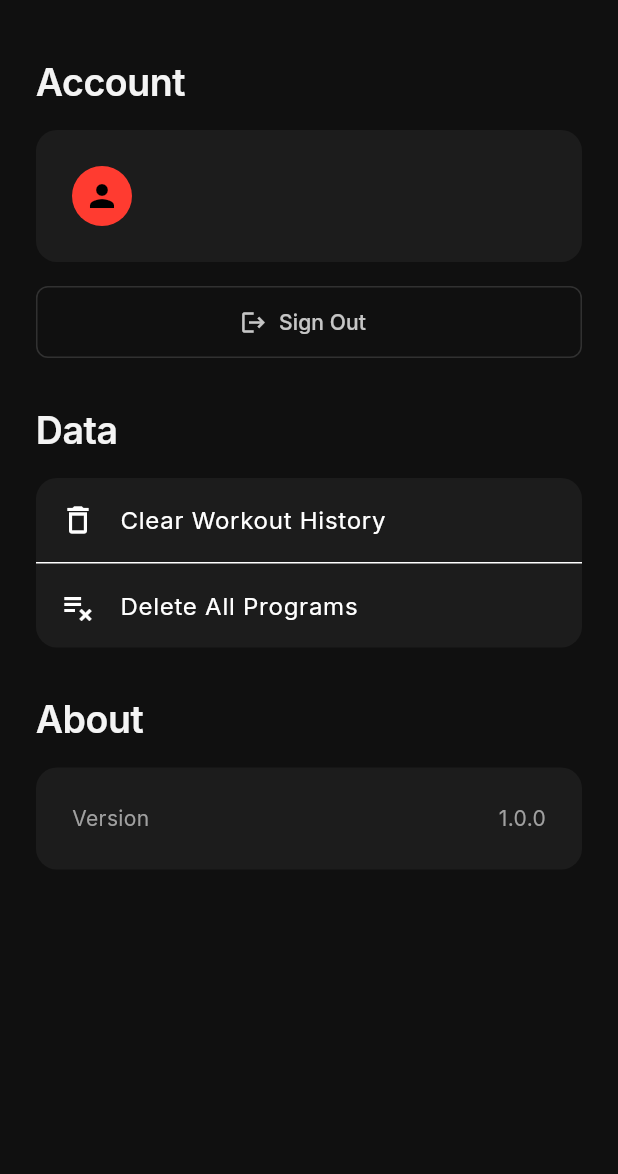
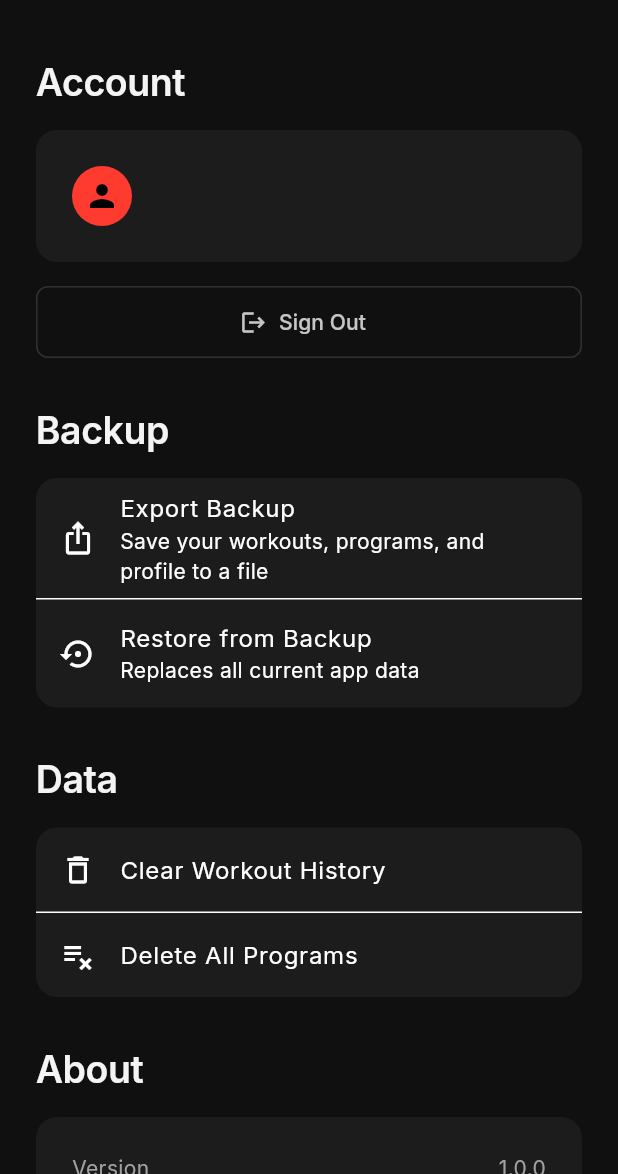
Before and after one commit to aydinmamedov004-debug/muscle-up, a Flutter app: the SettingsScreen screen opened directly, on a phone screen of 412 x 824 dp, the part 62-1236 px from its top. Run offline on Flutter 3.47's test engine with Material 3 defaults, Android fonts, the phone set to English and light mode, and no system bars; our stand-ins replace file_picker, firebase_ai, firebase_auth, firebase_core, fl_chart, flutter_riverpod and 4 more; accounts and stored records are empty.

Commit message:
Add local backup export/import
The app has no cloud sync for workout data, so a reinstall or new
device currently means losing all history. Adds a manual JSON
export/import in Settings as a stopgap:

- BackupService serializes workout history, programs, custom
  exercises, and profile to a versioned JSON file and shares it via
  the OS share sheet; restore validates the file before touching any
  existing data and re-links the active program by name rather than
  by raw Hive key.
- Settings screen gets an Export Backup / Restore from Backup section
  ahead of the existing destructive actions.
- Covered by backup_service_test.dart (round-trip, active-program
  relinking, and rejection of invalid/corrupt files).

```diff
--- /dev/null
+++ b/lib/data/local/backup_service.dart
@@ -0,0 +1,263 @@
+import 'dart:convert';
+import 'dart:io';
+
+import 'package:path_provider/path_provider.dart';
+import 'package:share_plus/share_plus.dart';
+
+import '../../models/storage/custom_exercise.dart';
+import '../../models/storage/exercise_history.dart';
+import '../../models/storage/set_history.dart';
+import '../../models/storage/stored_exercise_template.dart';
+import '../../models/storage/stored_workout_program.dart';
+import '../../models/storage/user_profile.dart';
+import '../../models/storage/workout_history.dart';
+import 'hive_service.dart';
+
+const _backupVersion = 1;
+const _activeProgramKeyField = 'activeProgramKey';
+
+/// Thrown when a file the user picked for restore isn't a valid Muscle Up
+/// backup. The message is safe to show directly to the user.
+class BackupImportException implements Exception {
+  final String message;
+
+  BackupImportException(this.message);
+
+  @override
+  String toString() => message;
+}
+
+/// Exports all local app data (workout history, programs, custom exercises,
+/// profile) to a single JSON file and restores it back, since the app has no
+/// cloud sync — this is the only thing standing between a user and losing
+/// everything on reinstall or a new device.
+class BackupService {
+  /// Builds the backup JSON string from current local data. Split out from
+  /// [exportBackup] so the payload logic can be unit-tested without the
+  /// platform channels `share_plus`/`path_provider` need at runtime.
+  String buildBackupJson() {
+    final payload = _buildPayload();
+    return const JsonEncoder.withIndent('  ').convert(payload);
+  }
+
+  Future<void> exportBackup() async {
+    final json = buildBackupJson();
+
+    final dir = await getTemporaryDirectory();
+    final stamp = DateTime.now().toIso8601String().replaceAll(
+      RegExp(r'[:.]'),
+      '-',
+    );
+    final file = File('${dir.path}/muscle_up_backup_$stamp.json');
+    await file.writeAsString(json);
+
+    await SharePlus.instance.share(
+      ShareParams(
+        files: [XFile(file.path, mimeType: 'application/json')],
+        subject: 'Muscle Up backup',
+      ),
+    );
+  }
+
+  /// Validates [jsonString] and replaces all local app data with its
+  /// contents. Throws [BackupImportException] if the file isn't a valid
+  /// backup — callers should show `message` to the user and stop, without
+  /// touching any existing data (validation happens before anything is
+  /// cleared).
+  Future<void> restoreFromJson(String jsonString) async {
+    final Map<String, dynamic> data;
+    try {
+      data = jsonDecode(jsonString) as Map<String, dynamic>;
+    } catch (_) {
+      throw BackupImportException("That file isn't a valid backup.");
+    }
+
+    if (data['backupVersion'] is! int) {
+      throw BackupImportException("That file isn't a Muscle Up backup.");
+    }
+
+    final profileJson = data['userProfile'] as Map<String, dynamic>?;
+    final programsJson = (data['workoutPrograms'] as List?) ?? const [];
+    final exercisesJson = (data['customExercises'] as List?) ?? const [];
+    final historyJson = (data['workoutHistory'] as List?) ?? const [];
+    final activeProgramName = data['activeProgramName'] as String?;
+
+    try {
+      await HiveService.userProfileBoxRef.clear();
+      if (profileJson != null) {
+        await HiveService.userProfileBoxRef.add(_profileFromJson(profileJson));
+      }
+
+      await HiveService.workoutProgramsBoxRef.clear();
+      StoredWorkoutProgram? matchedActive;
+      for (final raw in programsJson) {
+        final program = _programFromJson(raw as Map<String, dynamic>);
+        await HiveService.workoutProgramsBoxRef.add(program);
+        if (activeProgramName != null && program.name == activeProgramName) {
+          matchedActive = program;
+        }
+      }
+      if (matchedActive != null) {
+        await HiveService.appSettingsBoxRef.put(
+          _activeProgramKeyField,
+          matchedActive.key,
+        );
+      } else {
+        await HiveService.appSettingsBoxRef.delete(_activeProgramKeyField);
+      }
+
+      await HiveService.customExercisesBoxRef.clear();
+      for (final raw in exercisesJson) {
+        await HiveService.customExercisesBoxRef.add(
+          _customExerciseFromJson(raw as Map<String, dynamic>),
+        );
+      }
+
+      await HiveService.historyBox.clear();
+      for (final raw in historyJson) {
+        await HiveService.historyBox.add(
+          _workoutFromJson(raw as Map<String, dynamic>),
+        );
+      }
+    } catch (_) {
+      throw BackupImportException("That backup file looks corrupted.");
+    }
+  }
+
+  Map<String, dynamic> _buildPayload() {
+    final programs = HiveService.workoutProgramsBoxRef;
+    final activeKey = HiveService.appSettingsBoxRef.get(_activeProgramKeyField);
+    String? activeProgramName;
+    if (activeKey != null && programs.containsKey(activeKey)) {
+      activeProgramName = programs.get(activeKey)?.name;
+    }
+
+    return {
+      'backupVersion': _backupVersion,
+      'exportedAt': DateTime.now().toIso8601String(),
+      'userProfile': _profileToJson(
+        HiveService.userProfileBoxRef.isEmpty
+            ? null
+            : HiveService.userProfileBoxRef.getAt(0),
+      ),
+      'workoutPrograms': programs.values.map(_programToJson).toList(),
+      'customExercises': HiveService.customExercisesBoxRef.values
+          .map(_customExerciseToJson)
+          .toList(),
+      'workoutHistory': HiveService.historyBox.values
+          .map(_workoutToJson)
+          .toList(),
+      'activeProgramName': activeProgramName,
+    };
+  }
+
+  // --- JSON mapping (kept flat and explicit rather than pulling in
+  // json_serializable — these models are small and rarely change shape) ---
+
+  Map<String, dynamic>? _profileToJson(UserProfile? p) {
+    if (p == null) return null;
+    return {
+      'ageYears': p.ageYears,
+      'weightKg': p.weightKg,
+      'weightUnit': p.weightUnit,
+      'heightCm': p.heightCm,
+      'heightUnit': p.heightUnit,
+      'experienceLevel': p.experienceLevel,
+      'weeklyGoal': p.weeklyGoal,
+    };
+  }
+
+  UserProfile _profileFromJson(Map<String, dynamic> j) => UserProfile(
+    ageYears: j['ageYears'] as int,
+    weightKg: (j['weightKg'] as num).toDouble(),
+    weightUnit: j['weightUnit'] as String,
+    heightCm: (j['heightCm'] as num).toDouble(),
+    heightUnit: j['heightUnit'] as String,
+    experienceLevel: j['experienceLevel'] as String,
+    weeklyGoal: j['weeklyGoal'] as int,
+  );
+
+  Map<String, dynamic> _programToJson(StoredWorkoutProgram p) => {
+    'name': p.name,
+    'exercises': p.exercises.map(_templateToJson).toList(),
+  };
+
+  StoredWorkoutProgram _programFromJson(Map<String, dynamic> j) =>
+      StoredWorkoutProgram(
+        name: j['name'] as String,
+        exercises: ((j['exercises'] as List?) ?? const [])
+            .map((e) => _templateFromJson(e as Map<String, dynamic>))
+            .toList(),
+      );
+
+  Map<String, dynamic> _templateToJson(StoredExerciseTemplate t) => {
+    'name': t.name,
+    'targetSets': t.targetSets,
+    'minReps': t.minReps,
+    'maxReps': t.maxReps,
+    'restSeconds': t.restSeconds,
+  };
+
+  StoredExerciseTemplate _templateFromJson(Map<String, dynamic> j) =>
+      StoredExerciseTemplate(
+        name: j['name'] as String,
+        targetSets: j['targetSets'] as int? ?? 3,
+        minReps: j['minReps'] as int? ?? 8,
+        maxReps: j['maxReps'] as int? ?? 12,
+        restSeconds: j['restSeconds'] as int? ?? 90,
+      );
+
+  Map<String, dynamic> _customExerciseToJson(CustomExercise e) => {
+    'name': e.name,
+    'muscleGroupName': e.muscleGroupName,
+  };
+
+  CustomExercise _customExerciseFromJson(Map<String, dynamic> j) =>
+      CustomExercise(
+        name: j['name'] as String,
+        muscleGroupName: j['muscleGroupName'] as String,
+      );
+
+  Map<String, dynamic> _workoutToJson(WorkoutHistory w) => {
+    'workoutName': w.workoutName,
+    'completedAt': w.completedAt.toIso8601String(),
+    'durationSeconds': w.durationSeconds,
+    'note': w.note,
+    'exercises': w.exercises.map(_exerciseHistoryToJson).toList(),
+  };
+
+  WorkoutHistory _workoutFromJson(Map<String, dynamic> j) => WorkoutHistory(
+    workoutName: j['workoutName'] as String,
+    completedAt: DateTime.parse(j['completedAt'] as String),
+    durationSeconds: j['durationSeconds'] as int,
+    note: j['note'] as String?,
+    exercises: ((j['exercises'] as List?) ?? const [])
+        .map((e) => _exerciseHistoryFromJson(e as Map<String, dynamic>))
+        .toList(),
+  );
+
+  Map<String, dynamic> _exerciseHistoryToJson(ExerciseHistory e) => {
+    'name': e.name,
+    'sets': e.sets.map(_setHistoryToJson).toList(),
+  };
+
+  ExerciseHistory _exerciseHistoryFromJson(Map<String, dynamic> j) =>
+      ExerciseHistory(
+        name: j['name'] as String,
+        sets: ((j['sets'] as List?) ?? const [])
+            .map((s) => _setHistoryFromJson(s as Map<String, dynamic>))
+            .toList(),
+      );
+
+  Map<String, dynamic> _setHistoryToJson(SetHistory s) => {
+    'weight': s.weight,
+    'reps': s.reps,
+    'completed': s.completed,
+  };
+
+  SetHistory _setHistoryFromJson(Map<String, dynamic> j) => SetHistory(
+    weight: (j['weight'] as num?)?.toDouble(),
+    reps: j['reps'] as int?,
+    completed: j['completed'] as bool? ?? false,
+  );
+}
--- a/lib/features/settings/settings_screen.dart
+++ b/lib/features/settings/settings_screen.dart
@@ -1,9 +1,13 @@
+import 'dart:io';
+
+import 'package:file_picker/file_picker.dart';
 import 'package:flutter/material.dart';
 import 'package:flutter_riverpod/flutter_riverpod.dart';
 
 import '../../core/theme/app_radius.dart';
 import '../../core/theme/app_spacing.dart';
 import '../../core/theme/app_theme.dart';
+import '../../data/local/backup_service.dart';
 import '../../data/local/program_repository.dart';
 import '../../data/local/workout_repository.dart';
 import '../../shared/widgets/app_card.dart';
@@ -31,6 +35,68 @@ class SettingsScreen extends ConsumerWidget {
     );
 
     return confirmed ?? false;
+  }
+
+  Future<void> _exportBackup(BuildContext context) async {
+    try {
+      await BackupService().exportBackup();
+    } catch (e) {
+      if (!context.mounted) return;
+      ScaffoldMessenger.of(context).showSnackBar(
+        SnackBar(content: Text("Couldn't create backup: $e")),
+      );
+    }
+  }
+
+  Future<void> _importBackup(
+    BuildContext context,
+    WidgetRef ref,
+  ) async {
+    final confirmed = await _confirm(
+      context,
+      title: "Restore from Backup",
+      message:
+          "This replaces all workouts, programs, custom exercises, and your "
+          "profile with the contents of the backup file. This cannot be "
+          "undone.",
+    );
+
+    if (!confirmed) return;
+    if (!context.mounted) return;
+
+    final picked = await FilePicker.pickFile(
+      dialogTitle: "Select a Muscle Up backup",
+      type: FileType.custom,
+      allowedExtensions: ["json"],
+    );
+
+    final path = picked?.path;
+    if (path == null) return;
+
+    try {
+      final jsonString = await File(path).readAsString();
+      await BackupService().restoreFromJson(jsonString);
+
+      ref.invalidate(dashboardProvider);
+      ref.invalidate(progressDataProvider);
+      ref.invalidate(activeProgramProvider);
+
+      if (!context.mounted) return;
+
+      ScaffoldMessenger.of(context).showSnackBar(
+        const SnackBar(content: Text("Backup restored")),
+      );
+    } on BackupImportException catch (e) {
+      if (!context.mounted) return;
+      ScaffoldMessenger.of(context).showSnackBar(
+        SnackBar(content: Text(e.message)),
+      );
+    } catch (e) {
+      if (!context.mounted) return;
+      ScaffoldMessenger.of(context).showSnackBar(
+        SnackBar(content: Text("Couldn't read that file: $e")),
+      );
+    }
   }
 
   Future<void> _clearHistory(
@@ -140,6 +206,40 @@ class SettingsScreen extends ConsumerWidget {
 
             const SizedBox(height: AppSpacing.xl),
 
+            const SectionHeader(title: "Backup"),
+
+            AppCard(
+              padding: EdgeInsets.zero,
+              child: Material(
+                color: Colors.transparent,
+                borderRadius: AppRadius.large,
+                clipBehavior: Clip.antiAlias,
+                child: Column(
+                  children: [
+                    ListTile(
+                      leading: const Icon(Icons.ios_share),
+                      title: const Text("Export Backup"),
+                      subtitle: const Text(
+                        "Save your workouts, programs, and profile to a file",
+                      ),
+                      onTap: () => _exportBackup(context),
+                    ),
+
+                    const Divider(height: 1),
+
+                    ListTile(
+                      leading: const Icon(Icons.settings_backup_restore),
+                      title: const Text("Restore from Backup"),
+                      subtitle: const Text("Replaces all current app data"),
+                      onTap: () => _importBackup(context, ref),
+                    ),
+                  ],
+                ),
+              ),
+            ),
+
+            const SizedBox(height: AppSpacing.xl),
+
             const SectionHeader(title: "Data"),
 
             AppCard(
--- a/pubspec.yaml
+++ b/pubspec.yaml
@@ -39,6 +39,8 @@ dependencies:
   firebase_ai: ^3.14.1
   google_fonts: ^8.2.0
   fl_chart: ^1.2.0
+  share_plus: ^13.3.0
+  file_picker: ^12.1.1
 
 dev_dependencies:
   flutter_test:
```
Also changed, not shown: pubspec.lock, 3 other files.
